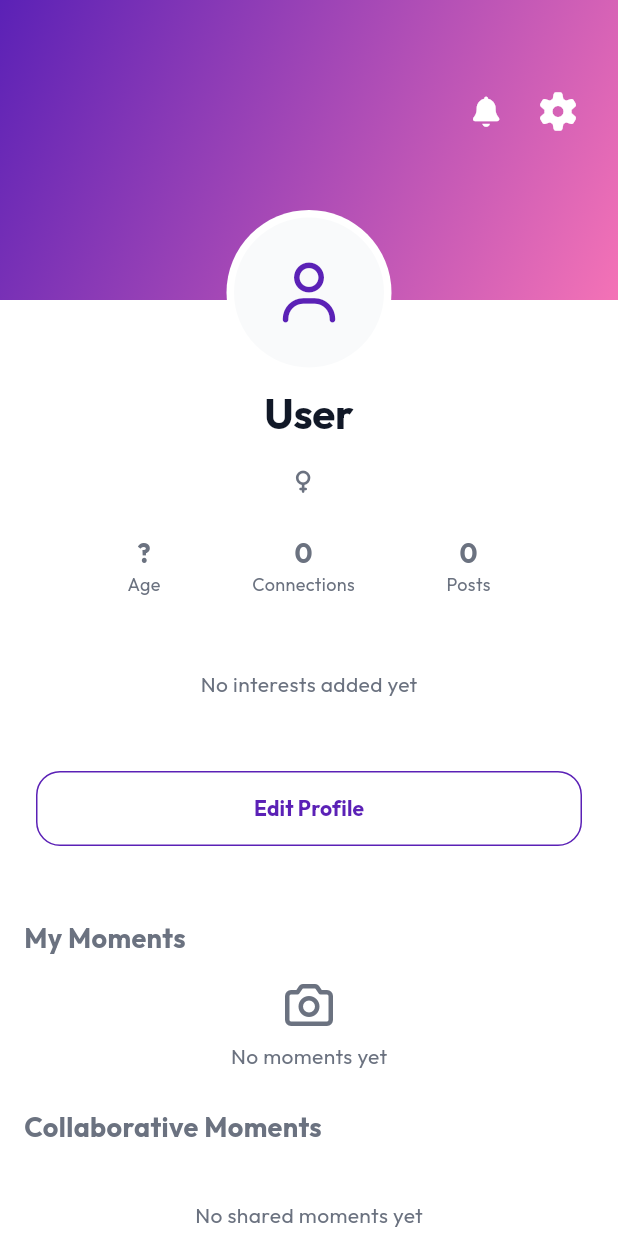
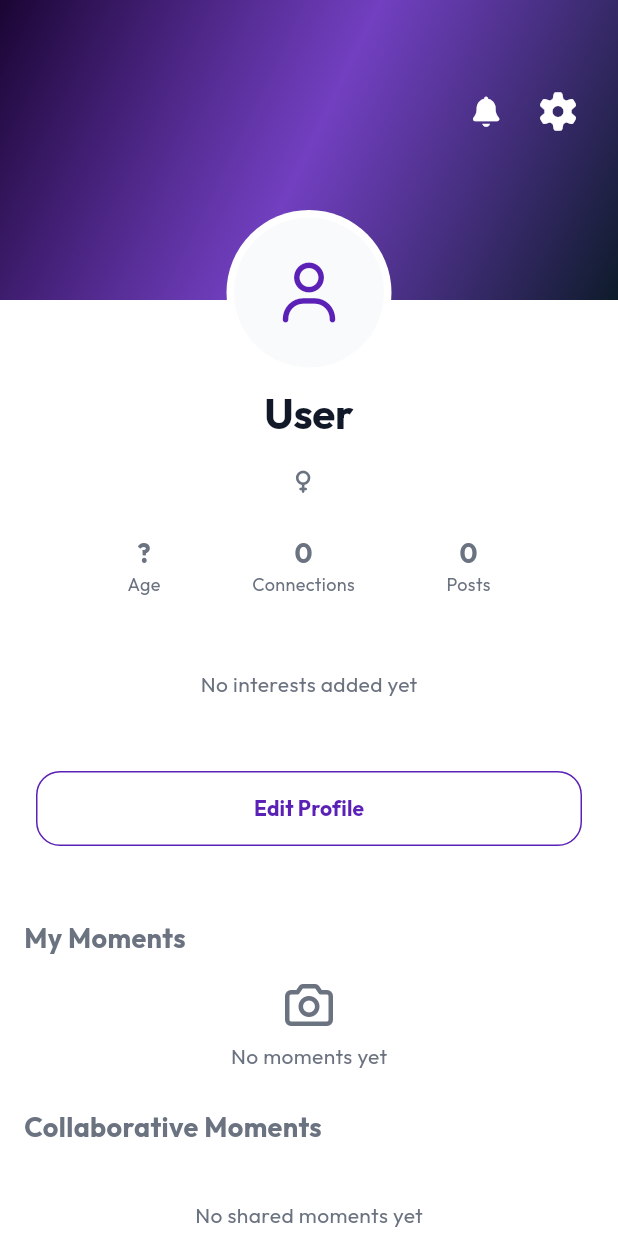
Before and after one commit to ngosalwandoniza/socialnetwork, a Flutter app: the ProfileScreen screen opened directly, on a phone screen of 412 x 824 dp. Run offline on Flutter 3.47's test engine with Material 3 defaults, Android fonts, the phone set to English and light mode, and no system bars; our stand-ins replace cached_network_image, flutter_image_compress, font_awesome_flutter, geolocator, google_fonts, image_picker and 7 more; missing offline and left inert: video_compress; accounts and stored records are empty; network calls fail.

Commit message:
Polish: Feed randomization, chat sent icon, premium profile gradient

```diff
--- a/latent_frontend/lib/screens/chat/chat_detail_screen.dart
+++ b/latent_frontend/lib/screens/chat/chat_detail_screen.dart
@@ -323,9 +323,11 @@ class _ChatDetailScreenState extends State<ChatDetailScreen> {
                         color: isMe ? Colors.white.withAlpha(180) : AppTheme.textSecondary,
                       ),
                     ),
-                    if (isMe && isSending) ...[
+                    if (isMe) ...[
                       const SizedBox(width: 4),
-                      const FaIcon(FontAwesomeIcons.clock, size: 8, color: Colors.white70),
+                      isSending
+                        ? const FaIcon(FontAwesomeIcons.clock, size: 8, color: Colors.white70)
+                        : const FaIcon(FontAwesomeIcons.check, size: 8, color: Colors.white),
                     ],
                   ],
                 ),
--- a/latent_frontend/lib/screens/main/profile_screen.dart
+++ b/latent_frontend/lib/screens/main/profile_screen.dart
@@ -34,11 +34,16 @@ class ProfileScreen extends StatelessWidget {
               children: [
                 Container(
                   height: 200,
-                  decoration: const BoxDecoration(
+                  decoration: BoxDecoration(
                     gradient: LinearGradient(
-                      colors: [AppTheme.primaryViolet, AppTheme.accentPink],
+                      colors: [
+                        const Color(0xFF1A0533),  // Deep charcoal purple
+                        AppTheme.primaryViolet.withAlpha(220),
+                        const Color(0xFF0D1B2A),  // Dark navy
+                      ],
                       begin: Alignment.topLeft,
                       end: Alignment.bottomRight,
+                      stops: const [0.0, 0.5, 1.0],
                     ),
                   ),
                 ),
```
Also changed, not shown: 1 other file.
